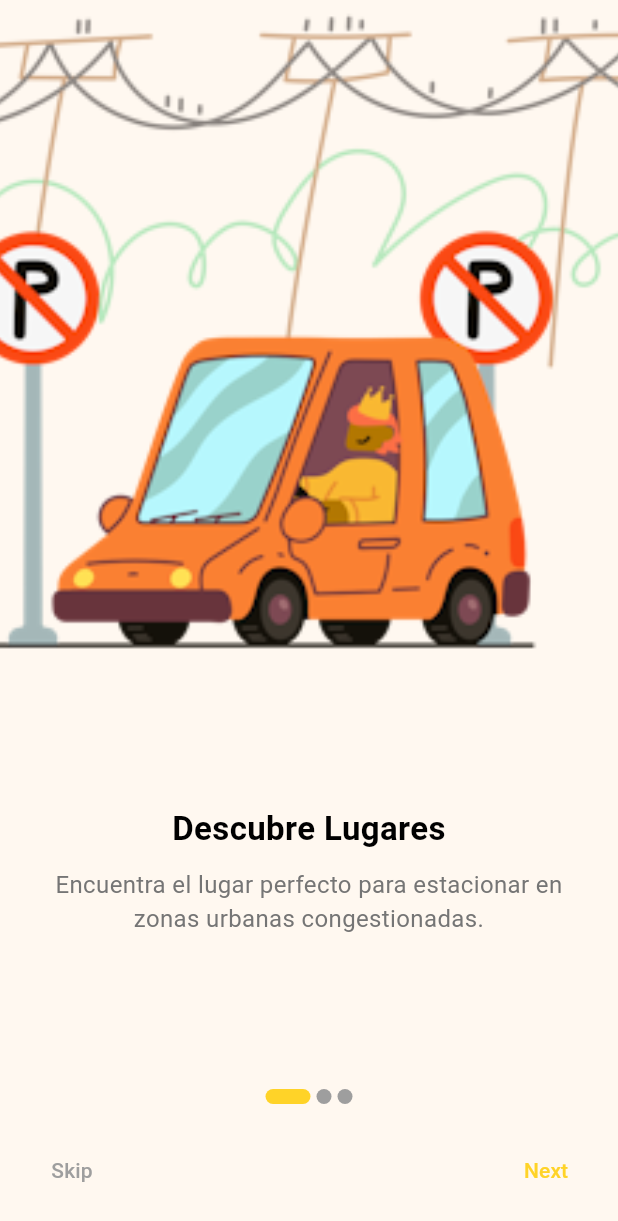
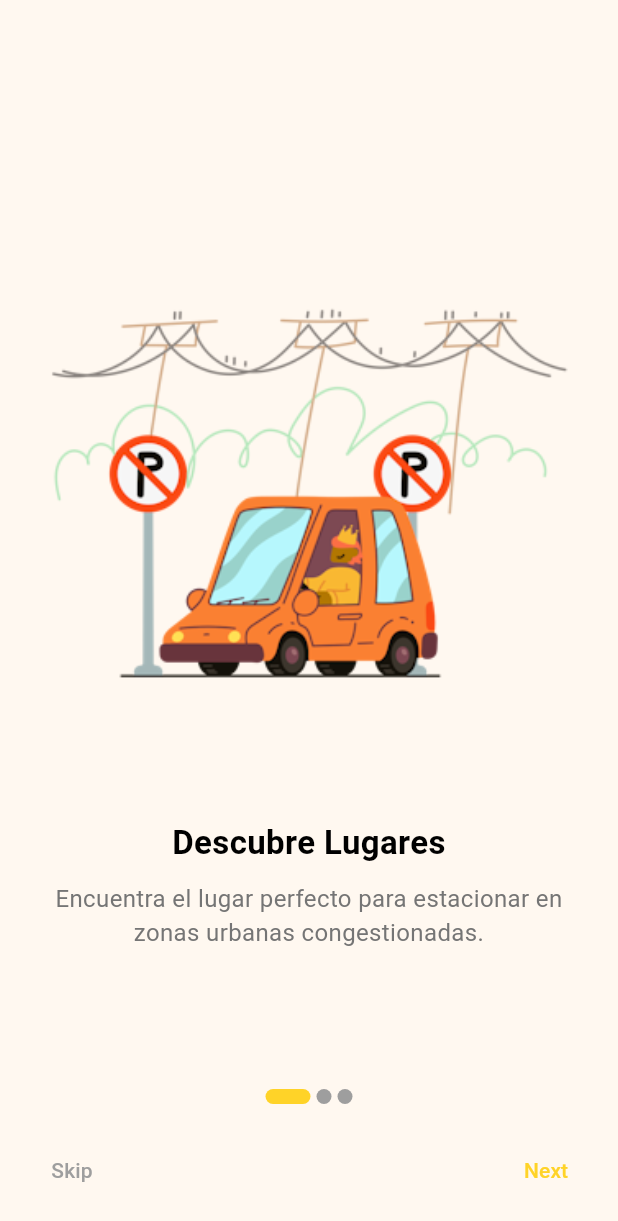
Before and after one commit to sabinelohnerv/AtreveT-Parquea2, a Flutter app: the screen it shows after launch, on a phone screen of 412 x 824 dp. Shown: the top 1221 px of the screen. Run offline on Flutter 3.47's test engine with Material 3 defaults, Android fonts, the phone set to English and light mode, and no system bars; drawn by our look-alikes of smooth_page_indicator; our stand-ins replace cloud_firestore, firebase_auth, firebase_core, firebase_storage, image_picker, shared_preferences; accounts and stored records are empty; Roboto replaces fonts that are missing (Montserrat).

Commit message:
Updated onboarding

```diff
--- a/lib/views/onboarding_view.dart
+++ b/lib/views/onboarding_view.dart
@@ -100,13 +100,19 @@ class OnboardingSlide extends StatelessWidget {
     return Column(
       children: [
         Expanded(
-          flex: 3,
-          child: Image.asset(imagePath, fit: BoxFit.cover),
+          flex: 5,
+          child: Padding(
+            padding: EdgeInsets.only(top: 200),
+            child: Container(
+              constraints: BoxConstraints(maxHeight: 200),
+              child: Image.asset(imagePath, fit: BoxFit.contain),
+            ),
+          ),
         ),
         Expanded(
-          flex: 2,
+          flex: 3,
           child: Container(
-            padding: EdgeInsets.all(20),
+            padding: EdgeInsets.symmetric(horizontal: 20),
             child: Column(
               mainAxisAlignment: MainAxisAlignment.center,
               children: [
```
